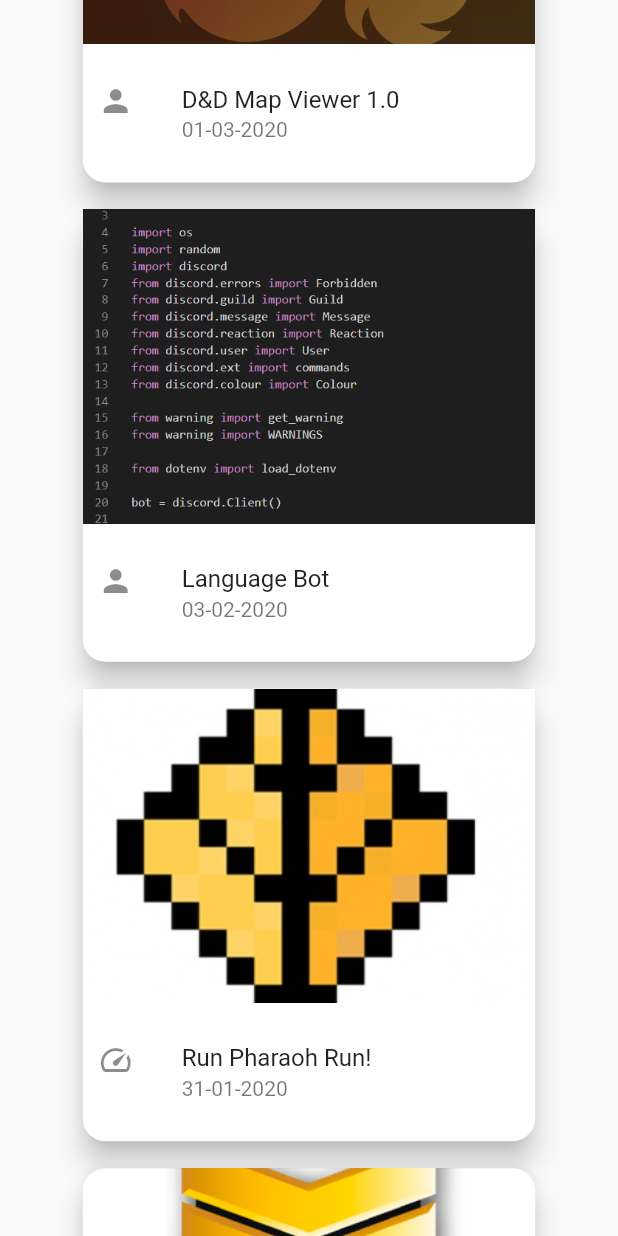
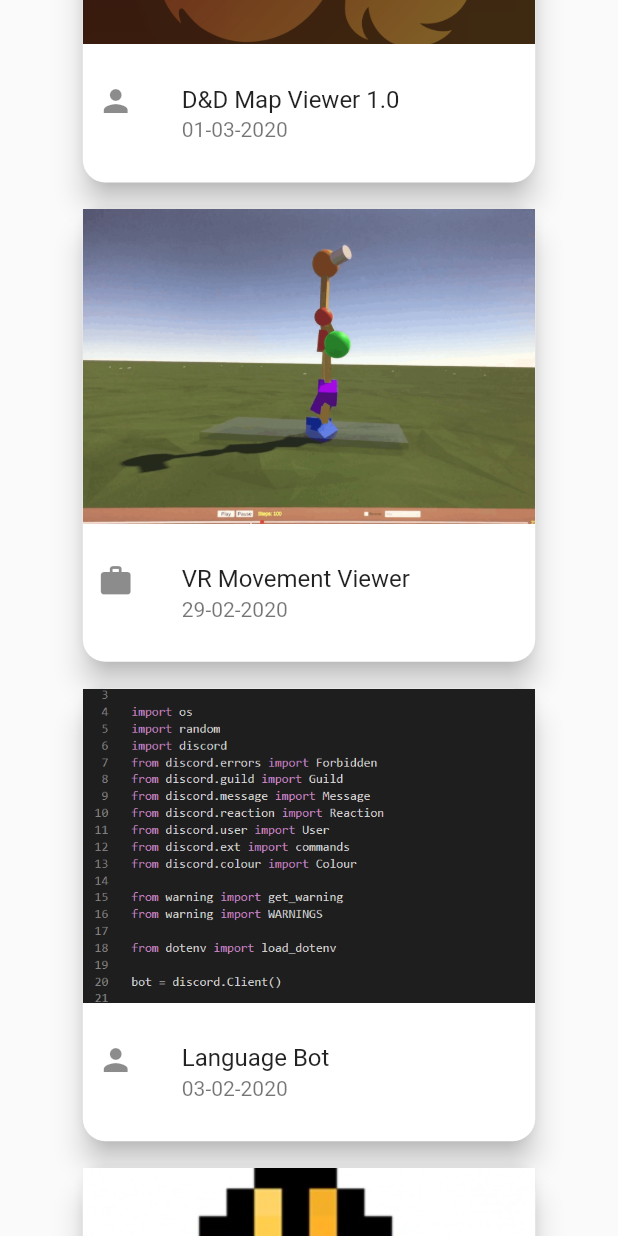
Before and after one commit to BenNyght/PortfolioWebsite, a Flutter app: the screen it shows after launch, scrolled down 2880 dp, on a phone screen of 412 x 824 dp. Run offline on Flutter 3.47's test engine with Material 2 defaults, Android fonts, the phone set to English and light mode, and no system bars; our stand-ins replace simple_animations.

Commit message:
Fixed Dates

```diff
--- a/lib/projects_item.dart
+++ b/lib/projects_item.dart
@@ -7,19 +7,17 @@ List<ProjectsItem> projectsList() {
       "Portfolio Website",
       DateTime.now(),
       image: "assets/general/background.jpg",
-      sort: ProjectsSort.university,
+      sort: ProjectsSort.personal,
     ),
     ProjectsItem(
       "VR Movement Viewer",
-      DateTime(2019, 10, 10),
-      dateStarted: DateTime(2019, 6, 10),
+      DateTime(2020, 2, 29),
       image: "assets/projects/vrOmniTread.png",
       sort: ProjectsSort.professional,
     ),
     ProjectsItem(
       "VR Treadmill",
       DateTime(2019, 4, 13),
-      dateStarted: DateTime(2020, 2, 13),
       image: "assets/projects/vrOmniTread.png",
       sort: ProjectsSort.professional,
     ),
@@ -68,7 +66,7 @@ List<ProjectsItem> projectsList() {
       "CityFight (Digital Re-imagining)",
       DateTime(2019, 11, 13),
       image: "assets/projects/cityFightLogo.png",
-      sort: ProjectsSort.university,
+      sort: ProjectsSort.professional,
     ),
     ProjectsItem(
       "Snail & Seek (48hr Sunjam 2019)",
@@ -147,8 +145,8 @@ Icon projectsItemIcon(ProjectsSort sortType) {
 }
 
 enum ProjectsSort {
+  professional,
   personal,
-  professional,
   university,
   gamejam,
 }
```
Also changed, not shown: 1 other file.
